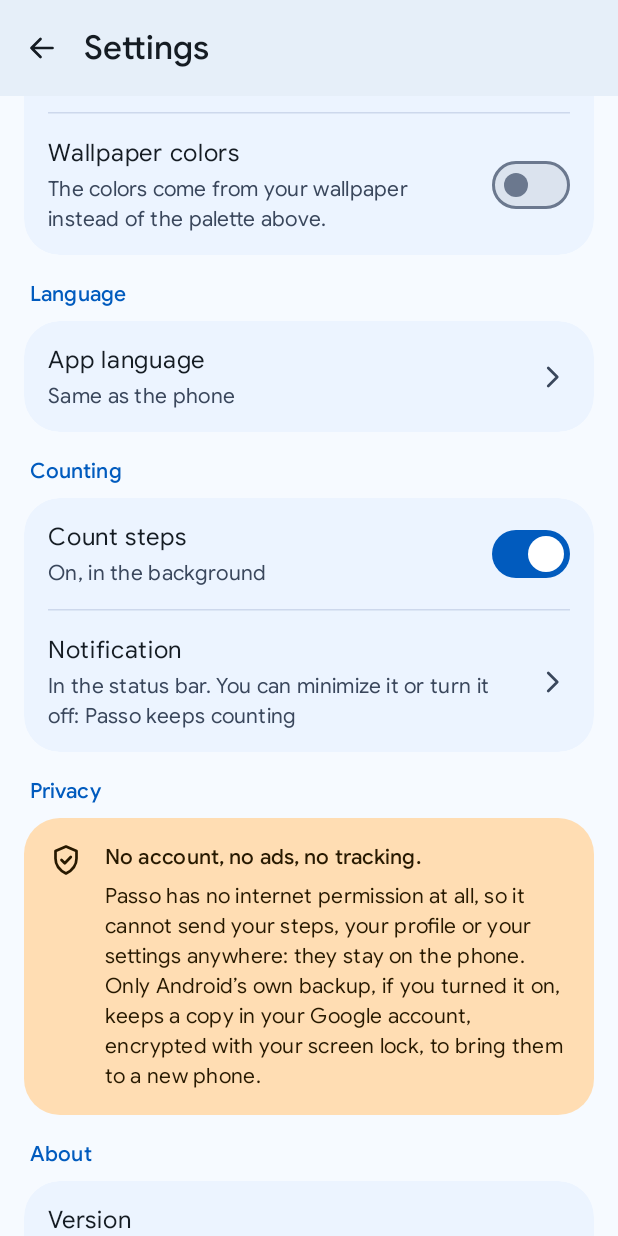
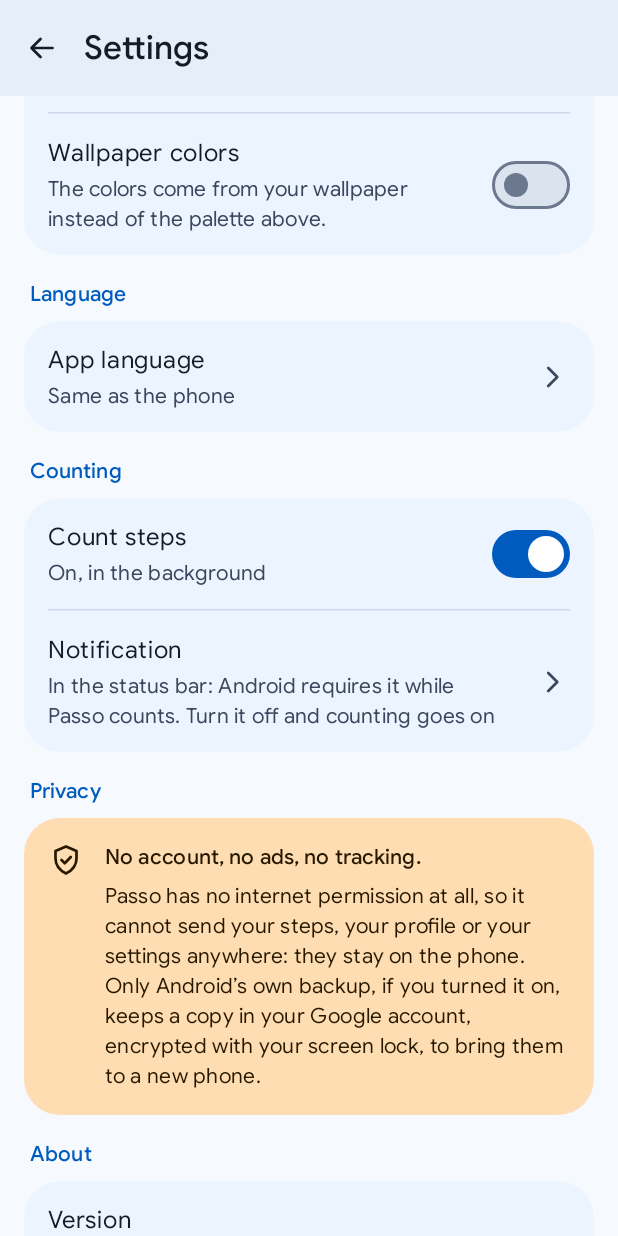
Before and after one commit to fiorenzobrioni/passo, an Android app built with Jetpack Compose: the composable SettingsRoute shown on its own in the app's theme, scrolled down 1596 dp, on a phone screen of 412 x 824 dp. Run offline under Robolectric (Android 15) with nearby library versions, the phone set to English and light mode, and no system bars; our stand-ins replace Dagger/Hilt's generated code; libraries missing offline, so code that uses them is left out: androidx.hilt.lifecycle; Roboto replaces fonts that are not available here; 2 statements that could not run were skipped.

Commit message:
Settings: say why the counting notification is there
The Notification row now says Android requires it while Passo counts,
and that turning it off does not stop the count. It no longer offers
"minimize": that option is named differently, or missing, on some
makers' phones. Both languages fit on two lines at phone width.

Co-Authored-By: Claude Opus 5.5 <noreply@anthropic.com>
Claude-Session: https://claude.ai/code/session_013hjyMmrDpfozdxpQomKB2x

```diff
--- a/feature/settings/src/main/res/values/strings.xml
+++ b/feature/settings/src/main/res/values/strings.xml
@@ -93,7 +93,7 @@
     <string name="settings_tracking_on">On, in the background</string>
     <string name="settings_tracking_off">Paused: steps taken now are not counted</string>
     <string name="settings_notification">Notification</string>
-    <string name="settings_notification_shown">In the status bar. You can minimize it or turn it off: Passo keeps counting</string>
+    <string name="settings_notification_shown">In the status bar: Android requires it while Passo counts. Turn it off and counting goes on</string>
     <string name="settings_notification_minimized">Minimized: one line at the bottom of the list, no icon in the status bar</string>
     <string name="settings_notification_off">Off: Passo keeps counting, listed among the active apps</string>
 
```
Also changed, not shown: 2 other files.
